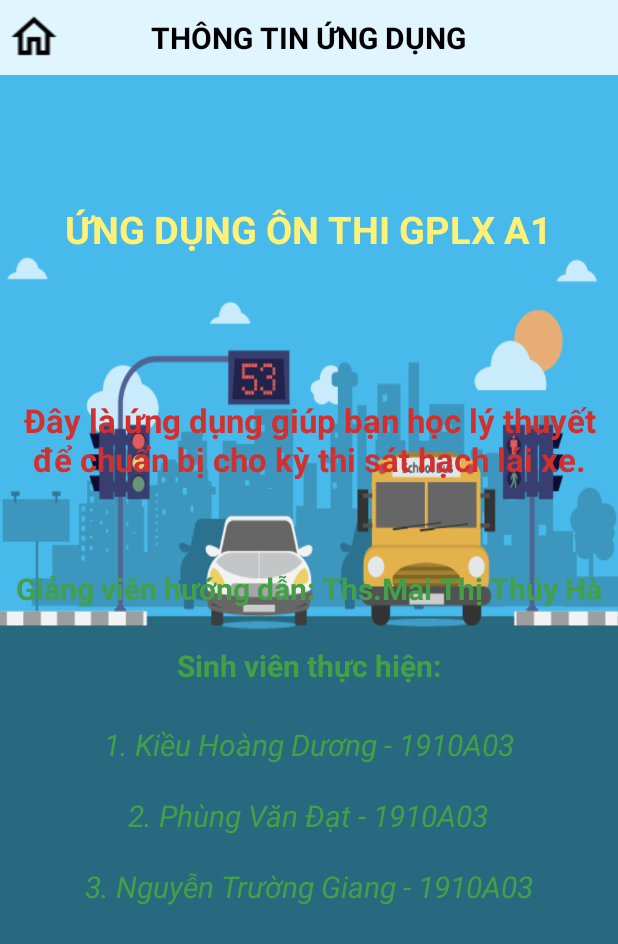
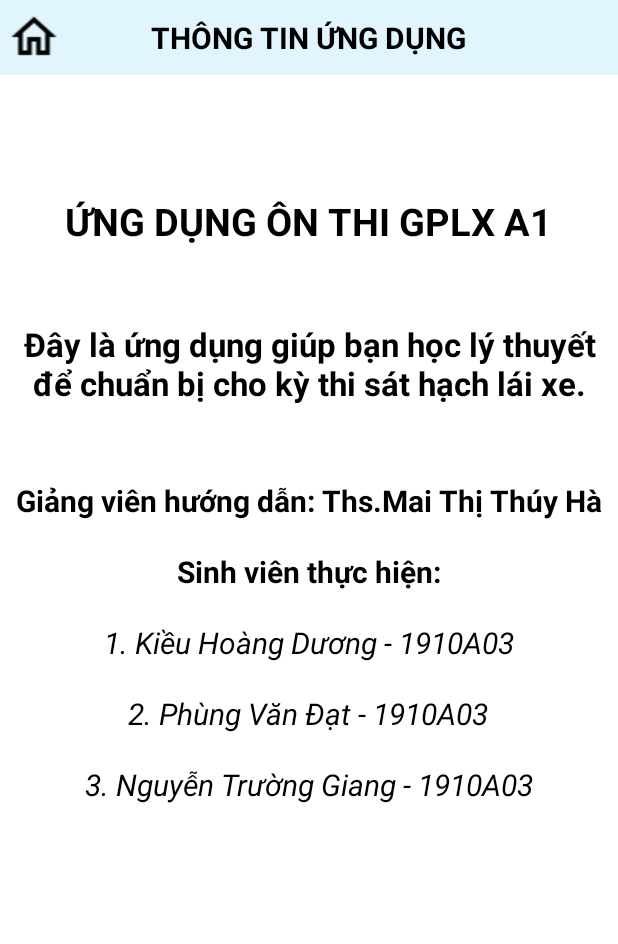
Before and after one commit to duogwas/OnThiGPLXA1, an Android app: the ThongTinUngDung screen opened directly, with no data from a screen before it, on a phone screen of 412 x 824 dp. Shown: the top 944 px of the screen. Run offline under Robolectric (Android 15) with nearby library versions, the phone set to English and light mode, and no system bars; Roboto replaces fonts that are not available here.

Commit message:
chinh sua layout ThongTinUngDung

```diff
--- a/app/src/main/res/layout/activity_dang_ky.xml
+++ b/app/src/main/res/layout/activity_dang_ky.xml
@@ -9,16 +9,11 @@
     android:padding="20dp"
     tools:context=".Activity.DangKy">
 
-<!--    <ImageView-->
-<!--        android:layout_width="140dp"-->
-<!--        android:layout_height="130dp"-->
-<!--        android:src="@drawable/ic_banner" />-->
-
     <TextView
         android:layout_width="wrap_content"
         android:layout_height="wrap_content"
+        android:layout_marginLeft="110dp"
         android:layout_marginTop="95dp"
-        android:layout_marginLeft="110dp"
         android:fontFamily="@font/caveat_brush"
         android:text="ĐĂNG KÝ"
         android:textColor="#000"
@@ -94,16 +89,16 @@
         android:layout_width="match_parent"
         android:layout_height="wrap_content"
         android:background="#00000000"
-        android:textColor="#000"
-        android:text="đăng ký" />
+        android:text="đăng ký"
+        android:textColor="#000" />
 
     <androidx.appcompat.widget.AppCompatButton
         android:id="@+id/reg_login_btn"
         android:layout_width="match_parent"
         android:layout_height="wrap_content"
+        android:layout_marginTop="15dp"
         android:background="#00000000"
-        android:textColor="#000"
-        android:layout_marginTop="15dp"
-        android:text="Bạn đã có tài khoản, Đăng nhập ngay" />
+        android:text="Bạn đã có tài khoản, Đăng nhập ngay"
+        android:textColor="#000" />
 
 </LinearLayout>
--- a/app/src/main/res/layout/activity_dang_nhap.xml
+++ b/app/src/main/res/layout/activity_dang_nhap.xml
@@ -72,7 +72,6 @@
             android:layout_height="wrap_content"
             android:layout_gravity="end"
             android:layout_margin="5dp"
-            android:elevation="0dp"
             android:background="#00000000"
             android:text="Quên mật khẩu ?" />
 
--- a/app/src/main/res/layout/activity_thong_tin_ung_dung.xml
+++ b/app/src/main/res/layout/activity_thong_tin_ung_dung.xml
@@ -5,7 +5,7 @@
     android:layout_width="match_parent"
     android:layout_height="match_parent"
     tools:context=".Activity.ThongTinUngDung"
-    android:background="@drawable/inforbackground">
+    android:background="@color/white">
     <RelativeLayout
         android:id="@+id/toolfake"
         android:layout_width="match_parent"
@@ -39,9 +39,9 @@
         android:layout_height="wrap_content"
         android:layout_below="@id/toolfake"
         android:layout_centerHorizontal="true"
-        android:layout_marginTop="85dp"
+        android:layout_marginTop="80dp"
         android:text="ỨNG DỤNG ÔN THI GPLX A1"
-        android:textColor="#FFF176"
+        android:textColor="@color/black"
         android:textSize="25sp"
         android:textStyle="bold" />
 
@@ -50,12 +50,13 @@
         android:layout_width="wrap_content"
         android:layout_height="wrap_content"
         android:layout_below="@id/tv1"
-        android:layout_centerInParent="true"
-        android:layout_marginTop="85dp"
+        android:layout_alignParentStart="true"
+        android:layout_centerVertical="true"
+        android:layout_marginTop="40dp"
         android:gravity="center"
         android:padding="10sp"
         android:text="Đây là ứng dụng giúp bạn học lý thuyết để chuẩn bị cho kỳ thi sát hạch lái xe."
-        android:textColor="#D32F2F"
+        android:textColor="@color/black"
         android:textSize="22sp"
         android:textStyle="bold" />
 
@@ -65,9 +66,9 @@
         android:layout_height="wrap_content"
         android:layout_below="@id/tv2"
         android:layout_centerHorizontal="true"
-        android:layout_marginTop="48dp"
+        android:layout_marginTop="40dp"
         android:text="Giảng viên hướng dẫn: Ths.Mai Thị Thúy Hà"
-        android:textColor="#43A047"
+        android:textColor="@color/black"
         android:textSize="20sp"
         android:textStyle="bold" />
 
@@ -77,9 +78,9 @@
         android:layout_height="wrap_content"
         android:layout_below="@id/tv3"
         android:layout_centerHorizontal="true"
-        android:layout_marginTop="24dp"
+        android:layout_marginTop="20dp"
         android:text="Sinh viên thực hiện:"
-        android:textColor="#43A047"
+        android:textColor="@color/black"
         android:textSize="20sp"
         android:textStyle="bold" />
 
@@ -89,9 +90,9 @@
         android:layout_height="wrap_content"
         android:layout_below="@id/tv4"
         android:layout_centerHorizontal="true"
-        android:layout_marginTop="25dp"
+        android:layout_marginTop="20dp"
         android:text="1. Kiều Hoàng Dương - 1910A03"
-        android:textColor="#43A047"
+        android:textColor="@color/black"
         android:textSize="20sp"
         android:textStyle="italic" />
 
@@ -103,7 +104,7 @@
         android:layout_centerHorizontal="true"
         android:layout_marginTop="20dp"
         android:text="2. Phùng Văn Đạt - 1910A03"
-        android:textColor="#43A047"
+        android:textColor="@color/black"
         android:textSize="20sp"
         android:textStyle="italic" />
 
@@ -115,7 +116,7 @@
         android:layout_centerHorizontal="true"
         android:layout_marginTop="20dp"
         android:text="3. Nguyễn Trường Giang - 1910A03"
-        android:textColor="#43A047"
+        android:textColor="@color/black"
         android:textSize="20sp"
         android:textStyle="italic" />
 
```
